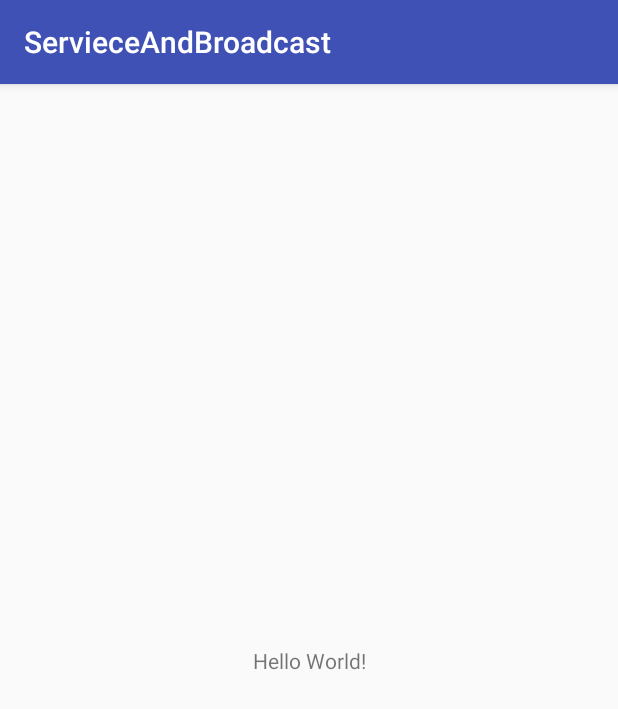
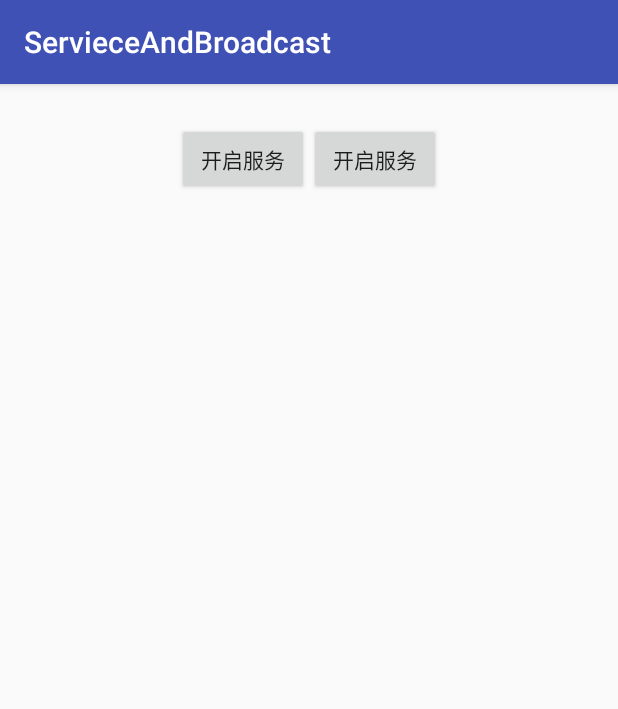
Before and after one commit to CodeLpea/PracticceOfAndorid, an Android app: the screen it shows after launch (MainActivity), on a phone screen of 412 x 824 dp. Shown: the top 709 px of the screen. Run offline under Robolectric (Android 15) with nearby library versions, the light colour scheme and no system bars.

Commit message:
单独使用Service测试

```diff
--- a/Number1/app/src/main/AndroidManifest.xml
+++ b/Number1/app/src/main/AndroidManifest.xml
@@ -16,6 +16,11 @@
                 <category android:name="android.intent.category.LAUNCHER" />
             </intent-filter>
         </activity>
+
+        <service
+            android:name=".Service.MyService"
+            android:enabled="true"
+            android:exported="true"></service>
     </application>
 
 </manifest>
--- a/Number1/app/src/main/java/com/example/administrator/servieceandbroadcast/MainActivity.java
+++ b/Number1/app/src/main/java/com/example/administrator/servieceandbroadcast/MainActivity.java
@@ -1,16 +1,86 @@
 package com.example.administrator.servieceandbroadcast;
 
+import android.app.Activity;
+import android.content.ComponentName;
+import android.content.Intent;
+import android.content.ServiceConnection;
+import android.os.IBinder;
 import android.support.v7.app.AppCompatActivity;
 import android.os.Bundle;
 import android.util.Log;
+import android.view.View;
+import android.widget.Button;
+import android.widget.Toast;
 
-public class MainActivity extends AppCompatActivity {
+import com.example.administrator.servieceandbroadcast.Service.MyService;
+
+public class MainActivity extends AppCompatActivity implements View.OnClickListener {
     private static final String TAG="MainActivity";
+
+
+    private Button btn_open_service;
+    private Button btn_close_service;
+
+    protected MyService.MyBinder mMyBinder;
 
     @Override
     protected void onCreate(Bundle savedInstanceState) {
         super.onCreate(savedInstanceState);
         setContentView(R.layout.activity_main);
         Log.i(TAG, "onCreate: ");
+        init();
+        initService();
+    }
+
+    private void initService() {
+      Intent intent=new Intent(this, MyService.class);
+      bindService(intent,mCon,BIND_AUTO_CREATE);
+    }
+    ServiceConnection mCon=new ServiceConnection() {
+        @Override
+        public void onServiceConnected(ComponentName componentName, IBinder iBinder) {
+            Log.i(TAG, "onServiceConnected: ");
+            mMyBinder=(MyService.MyBinder)iBinder;
+        }
+
+        @Override
+        public void onServiceDisconnected(ComponentName componentName) {
+            Log.i(TAG, "onServiceDisconnected: ");
+        }
+    };
+
+    private void init() {
+        btn_open_service=findViewById(R.id.btn_open_service);
+        btn_close_service=findViewById(R.id.btn_close_service);
+
+        btn_close_service.setOnClickListener(this);
+        btn_open_service.setOnClickListener(this);
+
+    }
+
+    @Override
+    public void onClick(View view) {
+        Log.i(TAG, "onClick: ");
+        switch (view.getId()){
+            case R.id.btn_open_service:
+                if(mMyBinder!=null)
+                {
+                    mMyBinder.NotifiStart(this);
+                }
+                Log.i(TAG, "onClick: 开启服务");
+                break;
+            case R.id.btn_close_service:
+                if(mMyBinder!=null)
+                {
+                    mMyBinder.NotifiStop(this);
+                }
+                Log.i(TAG, "onClick: 关闭服务");
+                break;
+            default:
+                Log.i(TAG, "onClick: default");
+                break;
+
+        }
+
     }
 }
--- a/Number1/app/src/main/res/layout/activity_main.xml
+++ b/Number1/app/src/main/res/layout/activity_main.xml
@@ -5,14 +5,35 @@
     android:layout_width="match_parent"
     android:layout_height="match_parent"
     tools:context=".MainActivity">
+<!-- 简单的测试界面-->
+<!-- 一个垂直的LinearLayout-->
+    <LinearLayout
+        android:layout_width="match_parent"
+        android:layout_height="match_parent"
+        android:orientation="vertical">
+        <!-- 再来一个水平方向的LinearLayout-->
+        <LinearLayout
+            android:layout_width="match_parent"
+            android:layout_height="100dp"
+            android:gravity="center"
+            android:orientation="horizontal">
+            <!-- 开启服务的按钮-->
+            <Button
+                android:id="@+id/btn_open_service"
+                android:layout_width="wrap_content"
+                android:layout_height="wrap_content"
+                android:text="开启服务"
+                />
+            <!-- 关闭服务的按钮-->
+            <Button
+                android:id="@+id/btn_close_service"
+                android:layout_width="wrap_content"
+                android:layout_height="wrap_content"
+                android:text="开启服务"
+                />
+        </LinearLayout>
 
-    <TextView
-        android:layout_width="wrap_content"
-        android:layout_height="wrap_content"
-        android:text="Hello World!"
-        app:layout_constraintBottom_toBottomOf="parent"
-        app:layout_constraintLeft_toLeftOf="parent"
-        app:layout_constraintRight_toRightOf="parent"
-        app:layout_constraintTop_toTopOf="parent" />
+    </LinearLayout>
+
 
 </android.support.constraint.ConstraintLayout>
```
Also changed, not shown: Number1/app/src/main/java/com/example/administrator/servieceandbroadcast/Service/MyService.java (added, +35 -0 lines).
